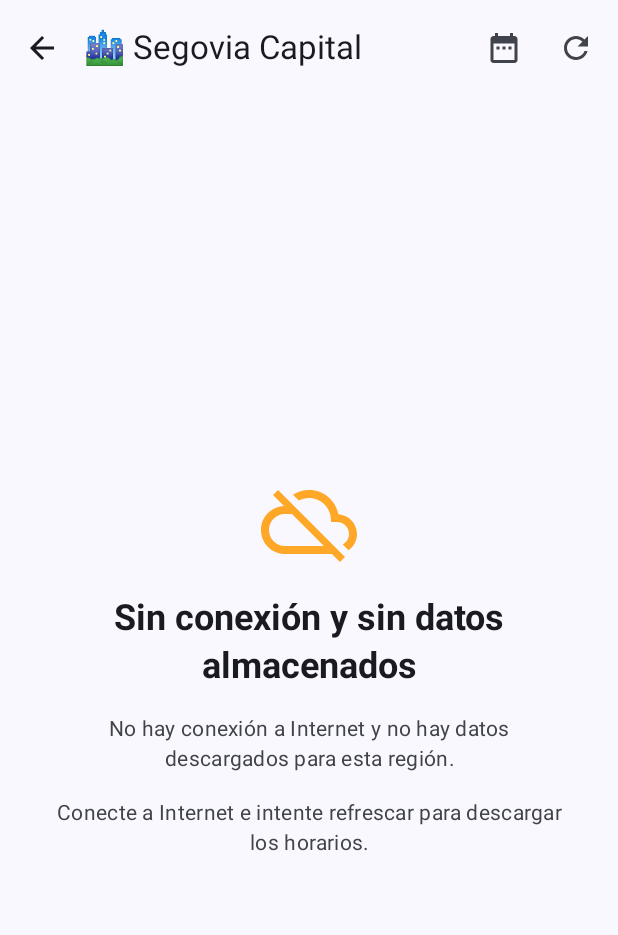
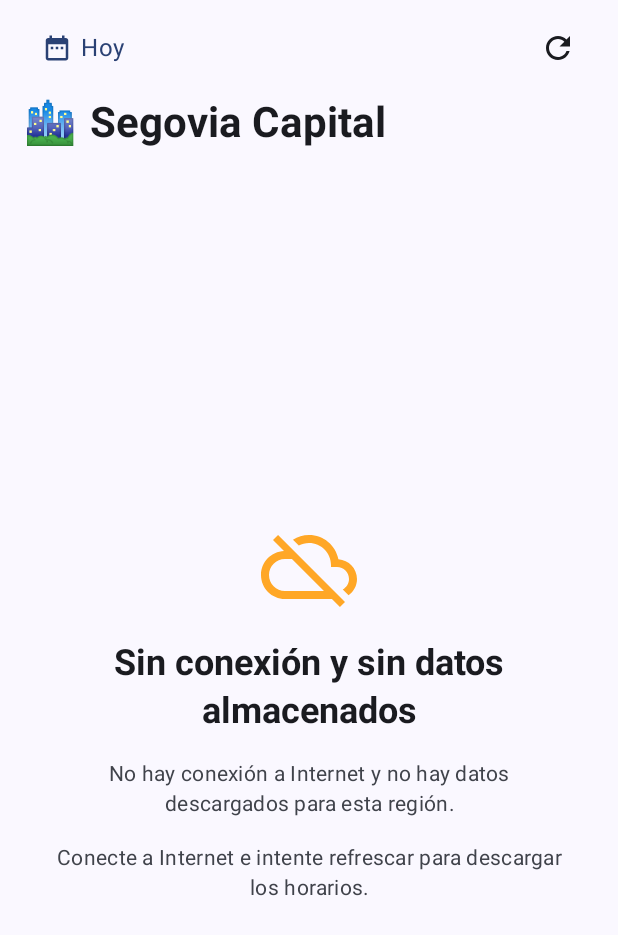
Before and after one commit to bFollon/farmacias-de-guardia-segovia, an Android app built with Jetpack Compose: the composable ScheduleScreen shown on its own in the app's theme, on a phone screen of 412 x 824 dp. Shown: the top 935 px of the screen. Run offline under Robolectric (Android 15) with nearby library versions, the phone set to English and light mode, and no system bars.

Commit message:
Reworks navigation with bottom sheets
Replaces navigation using composable routes with state-driven modal bottom sheets.

This simplifies the navigation flow and enhances the user experience by providing a more intuitive and consistent way to present different screens and information.

Modifies the date picker to also use a bottom sheet.

```diff
--- a/android/app/src/main/java/com/github/bfollon/farmaciasdeguardiaensegovia/ui/screens/ScheduleScreen.kt
+++ b/android/app/src/main/java/com/github/bfollon/farmaciasdeguardiaensegovia/ui/screens/ScheduleScreen.kt
@@ -19,13 +19,12 @@ package com.github.bfollon.farmaciasdeguardiaensegovia.ui.screens
 
 import android.content.Intent
 import android.net.Uri
-import androidx.compose.foundation.background
-import androidx.compose.foundation.clickable
 import androidx.compose.foundation.layout.Arrangement
 import androidx.compose.foundation.layout.Box
 import androidx.compose.foundation.layout.Column
 import androidx.compose.foundation.layout.PaddingValues
 import androidx.compose.foundation.layout.Row
+import androidx.compose.foundation.layout.Spacer
 import androidx.compose.foundation.layout.fillMaxSize
 import androidx.compose.foundation.layout.fillMaxWidth
 import androidx.compose.foundation.layout.padding
@@ -33,7 +32,6 @@ import androidx.compose.foundation.layout.size
 import androidx.compose.foundation.lazy.LazyColumn
 import androidx.compose.foundation.shape.RoundedCornerShape
 import androidx.compose.material.icons.Icons
-import androidx.compose.material.icons.filled.ArrowBack
 import androidx.compose.material.icons.filled.CloudOff
 import androidx.compose.material.icons.filled.DateRange
 import androidx.compose.material.icons.filled.Error
@@ -45,16 +43,16 @@ import androidx.compose.material3.Card
 import androidx.compose.material3.CardDefaults
 import androidx.compose.material3.CircularProgressIndicator
 import androidx.compose.material3.DatePicker
+import androidx.compose.material3.HorizontalDivider
 import androidx.compose.material3.rememberDatePickerState
 import androidx.compose.material3.ExperimentalMaterial3Api
 import androidx.compose.material3.Icon
 import androidx.compose.material3.IconButton
 import androidx.compose.material3.MaterialTheme
 import androidx.compose.material3.ModalBottomSheet
-import androidx.compose.material3.Scaffold
+import androidx.compose.material3.rememberModalBottomSheetState
 import androidx.compose.material3.Text
 import androidx.compose.material3.TextButton
-import androidx.compose.material3.TopAppBar
 import androidx.compose.runtime.Composable
 import androidx.compose.runtime.LaunchedEffect
 import androidx.compose.runtime.collectAsState
@@ -106,7 +104,7 @@ fun ScheduleScreen(
     modifier: Modifier = Modifier
 ) {
     val context = LocalContext.current
-    val viewModel: ScheduleViewModel = viewModel {
+    val viewModel: ScheduleViewModel = viewModel(key = locationId) {
         ScheduleViewModel(context, locationId ?: "segovia-capital")
     }
     val uiState by viewModel.uiState.collectAsState()
@@ -120,36 +118,78 @@ fun ScheduleScreen(
         isOffline = !NetworkMonitor.isOnline()
     }
 
-    Scaffold(
-        topBar = {
-            TopAppBar(
-                title = {
+    Box(
+        modifier = modifier.fillMaxSize()
+    ) {
+        Column(
+            modifier = Modifier.fillMaxSize()
+        ) {
+            // iOS-style header
+            Column(
+                modifier = Modifier
+                    .fillMaxWidth()
+                    .padding(horizontal = 16.dp, vertical = 8.dp)
+            ) {
+                // Top row: Date picker button (left) and Refresh button (right)
+                Row(
+                    modifier = Modifier.fillMaxWidth(),
+                    horizontalArrangement = Arrangement.SpaceBetween,
+                    verticalAlignment = Alignment.CenterVertically
+                ) {
+                    // Date picker button with text (like iOS "Hoy")
+                    TextButton(
+                        onClick = { showDatePicker = true },
+                        contentPadding = PaddingValues(horizontal = 12.dp, vertical = 8.dp)
+                    ) {
+                        Icon(
+                            imageVector = Icons.Default.DateRange,
+                            contentDescription = null,
+                            modifier = Modifier.size(20.dp)
+                        )
+                        Spacer(modifier = Modifier.size(6.dp))
                         Text(
-                        text = "${uiState.location?.icon} ${uiState.location?.name}",
-                        style = MaterialTheme.typography.titleLarge
+                            text = if (uiState.selectedDate?.let { selectedCal ->
+                                val today = Calendar.getInstance()
+                                selectedCal.get(Calendar.YEAR) == today.get(Calendar.YEAR) &&
+                                selectedCal.get(Calendar.MONTH) == today.get(Calendar.MONTH) &&
+                                selectedCal.get(Calendar.DAY_OF_MONTH) == today.get(Calendar.DAY_OF_MONTH)
+                            } == true) "Hoy" else {
+                                uiState.selectedDate?.let { formatSelectedDate(it) } ?: "Hoy"
+                            },
+                            style = MaterialTheme.typography.bodyLarge
                         )
-                },
-                navigationIcon = {
-                    IconButton(onClick = onBack) {
-                        Icon(Icons.Default.ArrowBack, contentDescription = "Volver")
                     }
-                },
-                actions = {
-                    IconButton(onClick = { showDatePicker = true }) {
-                        Icon(Icons.Default.DateRange, contentDescription = "Seleccionar fecha")
-                    }
+
+                    // Refresh button
                     IconButton(onClick = { viewModel.refresh() }) {
-                        Icon(Icons.Default.Refresh, contentDescription = "Refrescar")
+                        Icon(
+                            imageVector = Icons.Default.Refresh,
+                            contentDescription = "Refrescar"
+                        )
                     }
                 }
+
+                // Region name row (prominent title)
+                Row(
+                    modifier = Modifier
+                        .fillMaxWidth()
+                        .padding(top = 8.dp, bottom = 16.dp),
+                    horizontalArrangement = Arrangement.spacedBy(8.dp),
+                    verticalAlignment = Alignment.CenterVertically
+                ) {
+                    Text(
+                        text = uiState.location?.icon ?: "",
+                        fontSize = 28.sp
+                    )
+                    Text(
+                        text = uiState.location?.name ?: "",
+                        style = MaterialTheme.typography.headlineMedium,
+                        fontWeight = FontWeight.Bold
                     )
                 }
-    ) { paddingValues ->
-        Box(
-            modifier = modifier
-                .fillMaxSize()
-                .padding(paddingValues)
-        ) {
+            }
+
+            // Main content
             when {
                 uiState.isLoading -> {
                     LoadingContent()
@@ -724,6 +764,9 @@ private fun DatePickerDialog(
     onDismiss: () -> Unit,
     onTodaySelected: () -> Unit
 ) {
+    // Create sheet state for full-screen modal
+    val sheetState = rememberModalBottomSheetState(skipPartiallyExpanded = true)
+
     // Get the current selected date (or today if none) as UTC midnight for proper DatePicker initialization
     val initialUtcMillis = getDateAtMidnightUtc(currentSelectedDate)
 
@@ -768,26 +811,15 @@ private fun DatePickerDialog(
         }
     }
 
-    // Use a full-screen dialog approach
-    Box(
-        modifier = Modifier
-            .fillMaxSize()
-            .background(MaterialTheme.colorScheme.scrim.copy(alpha = 0.32f))
-            .clickable { onDismiss() }
-    ) {
-        Card(
-            modifier = Modifier
-                .fillMaxWidth()
-                .padding(16.dp)
-                .align(Alignment.Center)
-                .clickable(enabled = false) { }, // Prevent clicks from propagating to background
-            elevation = CardDefaults.cardElevation(defaultElevation = 8.dp),
-            shape = RoundedCornerShape(16.dp)
+    // Use ModalBottomSheet for proper stacking
+    ModalBottomSheet(
+        onDismissRequest = onDismiss,
+        sheetState = sheetState
     ) {
         Column(
             modifier = Modifier
                 .fillMaxWidth()
-                    .padding(16.dp)
+                .padding(horizontal = 16.dp, vertical = 8.dp)
         ) {
             // Header with title and "Hoy" button
             Row(
@@ -817,7 +849,9 @@ private fun DatePickerDialog(
                 state = datePickerState,
                 modifier = Modifier.fillMaxWidth()
             )
-            }
+
+            // Bottom padding for better spacing
+            Spacer(modifier = Modifier.size(32.dp))
         }
     }
 }
```
Also changed, not shown: android/app/src/main/java/com/github/bfollon/farmaciasdeguardiaensegovia/MainActivity.kt (+83 -65 lines). Lines whose indentation alone changed are shown as unchanged.
